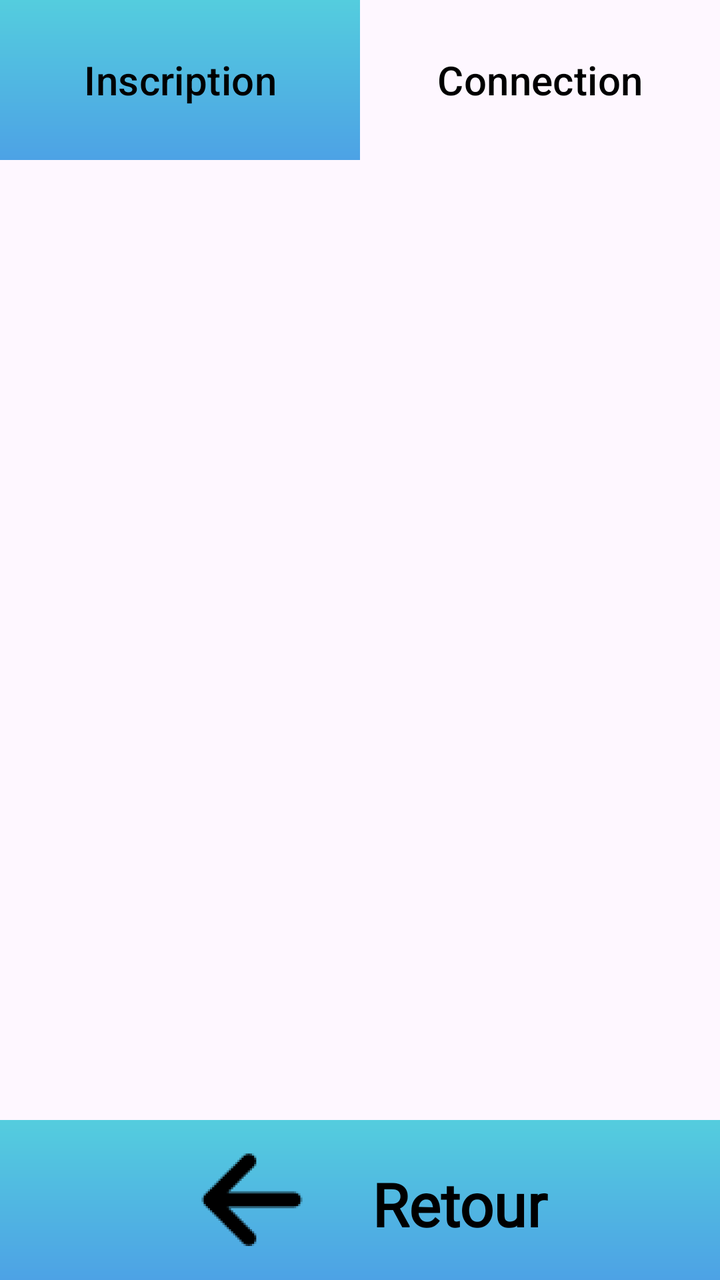
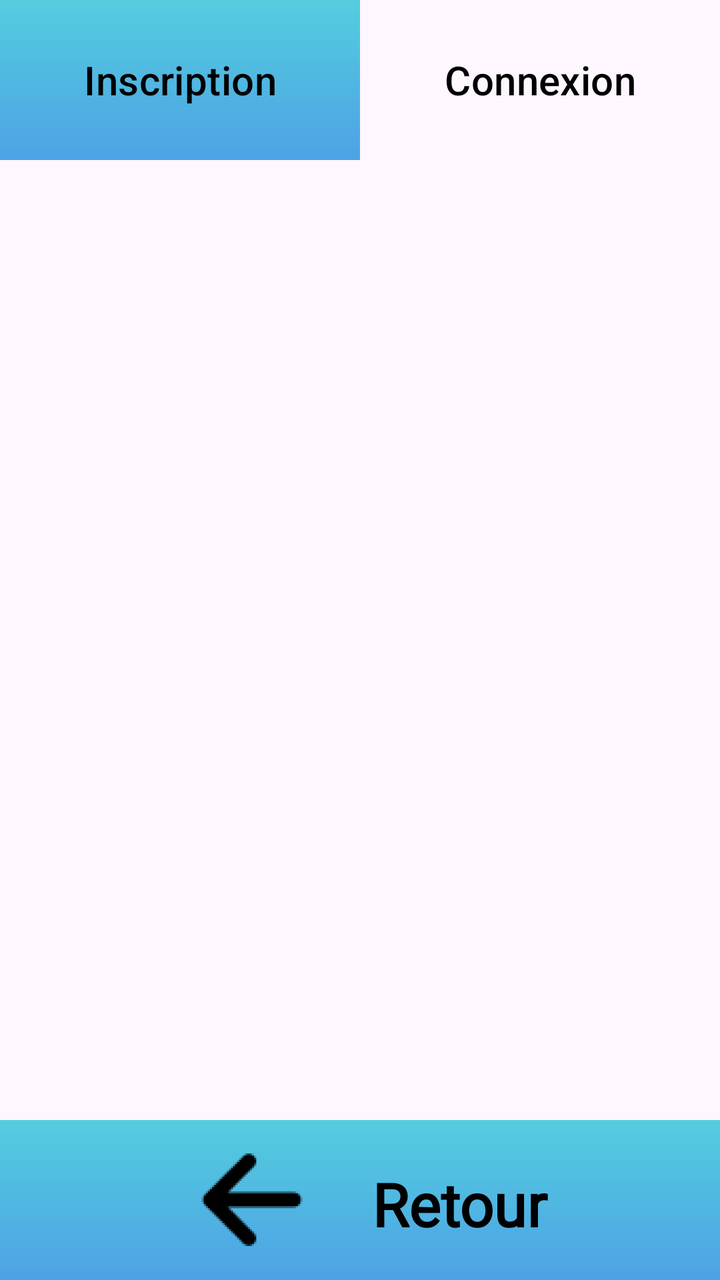

The first picture is an Android layout as it rendered before a commit; the second is the same layout after the commit. The layout source and the unified diff follow.
<!-- AndroidManifest.xml: application theme Theme.NewAgapiVERSION311CLEAN -->
<!-- res/layout/login_inscription.xml -->
<?xml version="1.0" encoding="utf-8"?>
<androidx.constraintlayout.widget.ConstraintLayout xmlns:android="http://schemas.android.com/apk/res/android"
    xmlns:tools="http://schemas.android.com/tools"
    android:layout_width="match_parent"
    android:layout_height="match_parent"
    xmlns:app="http://schemas.android.com/apk/res-auto">

    <View
        android:id="@+id/viewLeft"
        android:layout_width="0dp"
        android:layout_height="80dp"
        android:background="@drawable/couleur_gradient"
        app:layout_constraintStart_toStartOf="parent"
        app:layout_constraintTop_toTopOf="parent"
        app:layout_constraintWidth_percent="0.5" />

    <View
        android:id="@+id/viewRight"
        android:layout_width="0dp"
        android:layout_height="80dp"
        android:background="@drawable/couleur_gradient"
        app:layout_constraintEnd_toEndOf="parent"
        app:layout_constraintTop_toTopOf="parent"
        app:layout_constraintWidth_percent="0.5"
        android:visibility="gone"
        />


    <Button
        android:id="@+id/titleInscription"
        android:layout_width="0dp"
        android:layout_height="80dp"
        android:backgroundTint="#00FFFFFF"
        android:text="Inscription"
        android:textColor="@color/black"
        android:textSize="20sp"
        app:layout_constraintStart_toStartOf="parent"
        app:layout_constraintEnd_toStartOf="@id/titlebuttonConnexion"
        app:layout_constraintTop_toTopOf="parent"
        app:layout_constraintWidth_percent="0.5"
        android:clickable="true"
        android:focusable="true"
        />


    <Button
        android:id="@+id/titlebuttonConnexion"
        android:layout_width="0dp"
        android:layout_height="80dp"
        android:backgroundTint="#00FFFFFF"
        android:text="Connection"
        android:textColor="@color/black"
        android:textSize="20sp"
        app:layout_constraintStart_toEndOf="@id/titleInscription"
        app:layout_constraintEnd_toEndOf="parent"
        app:layout_constraintTop_toTopOf="parent"
        app:layout_constraintWidth_percent="0.5"
        android:clickable="true"
        android:focusable="true"
        />

    <include
        android:id="@+id/footerauthentification"
        layout="@layout/footerauthentification"
        android:layout_width="match_parent"
        android:layout_height="wrap_content"
        app:layout_constraintBottom_toBottomOf="parent"
        app:layout_constraintStart_toStartOf="parent"
        app:layout_constraintEnd_toEndOf="parent" />


    <FrameLayout
        android:id="@+id/frameContainer"
        android:layout_width="match_parent"
        android:layout_height="0dp"
        app:layout_constraintTop_toBottomOf="@id/titlebuttonConnexion"
        app:layout_constraintBottom_toTopOf="@id/footerauthentification"
        >
    </FrameLayout>


</androidx.constraintlayout.widget.ConstraintLayout>
<!-- res/layout/footerauthentification.xml (included above) -->
<?xml version="1.0" encoding="utf-8"?>
<androidx.constraintlayout.widget.ConstraintLayout xmlns:android="http://schemas.android.com/apk/res/android"
    android:layout_width="match_parent"
    android:layout_height="match_parent"
    xmlns:app="http://schemas.android.com/apk/res-auto">

    <View
        android:id="@+id/zonefooter"
        android:layout_width="match_parent"
        android:layout_height="80dp"
        android:background="@drawable/couleur_gradient"
        app:layout_constraintBottom_toBottomOf="parent"
        >
    </View>
    <Button
        android:id="@+id/buttonRetourn"
        android:layout_width="match_parent"
        android:layout_height="0dp"
        android:backgroundTint="#00FFFFFF"
        app:layout_constraintTop_toTopOf="@id/zonefooter"
        app:layout_constraintBottom_toBottomOf="@id/zonefooter"
        >
    </Button>
    <LinearLayout
        android:layout_width="match_parent"
        android:layout_height="wrap_content"
        app:layout_constraintTop_toTopOf="@id/zonefooter"
        app:layout_constraintBottom_toBottomOf="@id/zonefooter"
        android:gravity="center"
        >


        <ImageView
            android:id="@+id/imageViewRetourn"
            android:layout_width="80dp"
            android:layout_height="wrap_content"
            app:layout_constraintBottom_toBottomOf="parent"
            app:layout_constraintStart_toStartOf="parent"
            app:layout_constraintTop_toTopOf="@+id/zonefooter"
            app:srcCompat="@mipmap/icon_retourn"
            android:layout_marginEnd="20dp"

            />

        <TextView
            android:id="@+id/textView4"
            android:layout_width="wrap_content"
            android:layout_height="wrap_content"
            android:fontFamily="@font/poppins"
            android:text="Retour"
            android:textColor="@color/black"
            android:textStyle="bold"
            android:textSize="30sp"
            android:layout_marginTop="2dp"
            />

    </LinearLayout>



</androidx.constraintlayout.widget.ConstraintLayout>
<!-- resources referenced by this layout -->
<resources>
  <color name="black">#FF000000</color>
  <!-- drawable couleur_gradient (drawable) -->
  <?xml version="1.0" encoding="utf-8"?>
  <layer-list xmlns:android="http://schemas.android.com/apk/res/android">
      <item>
          <shape android:shape="rectangle">
              <gradient
                  android:angle="270"
                  android:startColor="#54CDDE"
                  android:endColor="#4DA2E5"
                  android:type="linear"/>
          </shape>
      </item>
  </layer-list>
  <!-- mipmap icon_retourn: webp bitmap (mipmap-hdpi, 1138 bytes) -->
  <style name="Theme.NewAgapiVERSION311CLEAN" parent="Base.Theme.NewAgapiVERSION311CLEAN" />
  <style name="Base.Theme.NewAgapiVERSION311CLEAN" parent="Theme.Material3.DayNight.NoActionBar">
          
          
        
      </style>
</resources>

<!-- the commit's change to res/layout/login_inscription.xml (unified diff, before → after) -->
@@ -1,6 +1,5 @@
 <?xml version="1.0" encoding="utf-8"?>
 <androidx.constraintlayout.widget.ConstraintLayout xmlns:android="http://schemas.android.com/apk/res/android"
-    xmlns:tools="http://schemas.android.com/tools"
     android:layout_width="match_parent"
     android:layout_height="match_parent"
     xmlns:app="http://schemas.android.com/apk/res-auto">
@@ -31,8 +30,8 @@
         android:layout_width="0dp"
         android:layout_height="80dp"
         android:backgroundTint="#00FFFFFF"
-        android:text="Inscription"
-        android:textColor="@color/black"
+        android:text="@string/inscription"
+        android:textColor="@color/text_svg_main_color"
         android:textSize="20sp"
         app:layout_constraintStart_toStartOf="parent"
         app:layout_constraintEnd_toStartOf="@id/titlebuttonConnexion"
@@ -48,8 +47,8 @@
         android:layout_width="0dp"
         android:layout_height="80dp"
         android:backgroundTint="#00FFFFFF"
-        android:text="Connection"
-        android:textColor="@color/black"
+        android:text="@string/connexion"
+        android:textColor="@color/text_svg_main_color"
         android:textSize="20sp"
         app:layout_constraintStart_toEndOf="@id/titleInscription"
         app:layout_constraintEnd_toEndOf="parent"
@@ -83,6 +82,7 @@
 <!-- res/layout/footerauthentification.xml (included above) -->
 <?xml version="1.0" encoding="utf-8"?>
 <androidx.constraintlayout.widget.ConstraintLayout xmlns:android="http://schemas.android.com/apk/res/android"
+    xmlns:tools="http://schemas.android.com/tools"
     android:layout_width="match_parent"
     android:layout_height="match_parent"
     xmlns:app="http://schemas.android.com/apk/res-auto">
@@ -95,47 +95,51 @@
         app:layout_constraintBottom_toBottomOf="parent"
         >
     </View>
+
     <Button
         android:id="@+id/buttonRetourn"
         android:layout_width="match_parent"
         android:layout_height="0dp"
         android:backgroundTint="#00FFFFFF"
+        android:contentDescription="@string/retour"
+        app:layout_constraintBottom_toBottomOf="@id/zonefooter"
+        app:layout_constraintEnd_toEndOf="parent"
+        app:layout_constraintStart_toStartOf="parent"
         app:layout_constraintTop_toTopOf="@id/zonefooter"
+        tools:ignore="DuplicateSpeakableTextCheck"></Button>
+
+    <LinearLayout
+        android:layout_width="310dp"
+        android:layout_height="0dp"
+        android:gravity="center"
         app:layout_constraintBottom_toBottomOf="@id/zonefooter"
-        >
-    </Button>
-    <LinearLayout
-        android:layout_width="match_parent"
-        android:layout_height="wrap_content"
-        app:layout_constraintTop_toTopOf="@id/zonefooter"
-        app:layout_constraintBottom_toBottomOf="@id/zonefooter"
-        android:gravity="center"
-        >
+        app:layout_constraintEnd_toEndOf="@+id/zonefooter"
+        app:layout_constraintStart_toStartOf="@+id/zonefooter"
+        app:layout_constraintTop_toTopOf="@id/zonefooter">
 
 
         <ImageView
             android:id="@+id/imageViewRetourn"
             android:layout_width="80dp"
-            android:layout_height="wrap_content"
+            android:layout_height="match_parent"
+            android:layout_marginEnd="20dp"
             app:layout_constraintBottom_toBottomOf="parent"
             app:layout_constraintStart_toStartOf="parent"
             app:layout_constraintTop_toTopOf="@+id/zonefooter"
             app:srcCompat="@mipmap/icon_retourn"
-            android:layout_marginEnd="20dp"
 
-            />
+            tools:ignore="ContentDescription" />
 
         <TextView
             android:id="@+id/textView4"
             android:layout_width="wrap_content"
             android:layout_height="wrap_content"
+            android:layout_marginTop="2dp"
             android:fontFamily="@font/poppins"
-            android:text="Retour"
-            android:textColor="@color/black"
-            android:textStyle="bold"
+            android:text="@string/retour"
+            android:textColor="@color/text_svg_main_color"
             android:textSize="30sp"
-            android:layout_marginTop="2dp"
-            />
+            android:textStyle="bold" />
 
     </LinearLayout>
 
<!-- resource entries referenced after the edit -->
@@ -1,6 +1,6 @@
 <!-- resources referenced by this layout -->
 <resources>
-  <color name="black">#FF000000</color>
+  <color name="text_svg_main_color">#FF000000</color>
   <!-- drawable couleur_gradient (drawable) -->
   <?xml version="1.0" encoding="utf-8"?>
   <layer-list xmlns:android="http://schemas.android.com/apk/res/android">
@@ -15,6 +15,9 @@
       </item>
   </layer-list>
   <!-- mipmap icon_retourn: webp bitmap (mipmap-hdpi, 1138 bytes) -->
+  <string name="connexion">Connexion</string>
+  <string name="inscription">Inscription</string>
+  <string name="retour">Retour</string>
   <style name="Theme.NewAgapiVERSION311CLEAN" parent="Base.Theme.NewAgapiVERSION311CLEAN" />
   <style name="Base.Theme.NewAgapiVERSION311CLEAN" parent="Theme.Material3.DayNight.NoActionBar">
           
